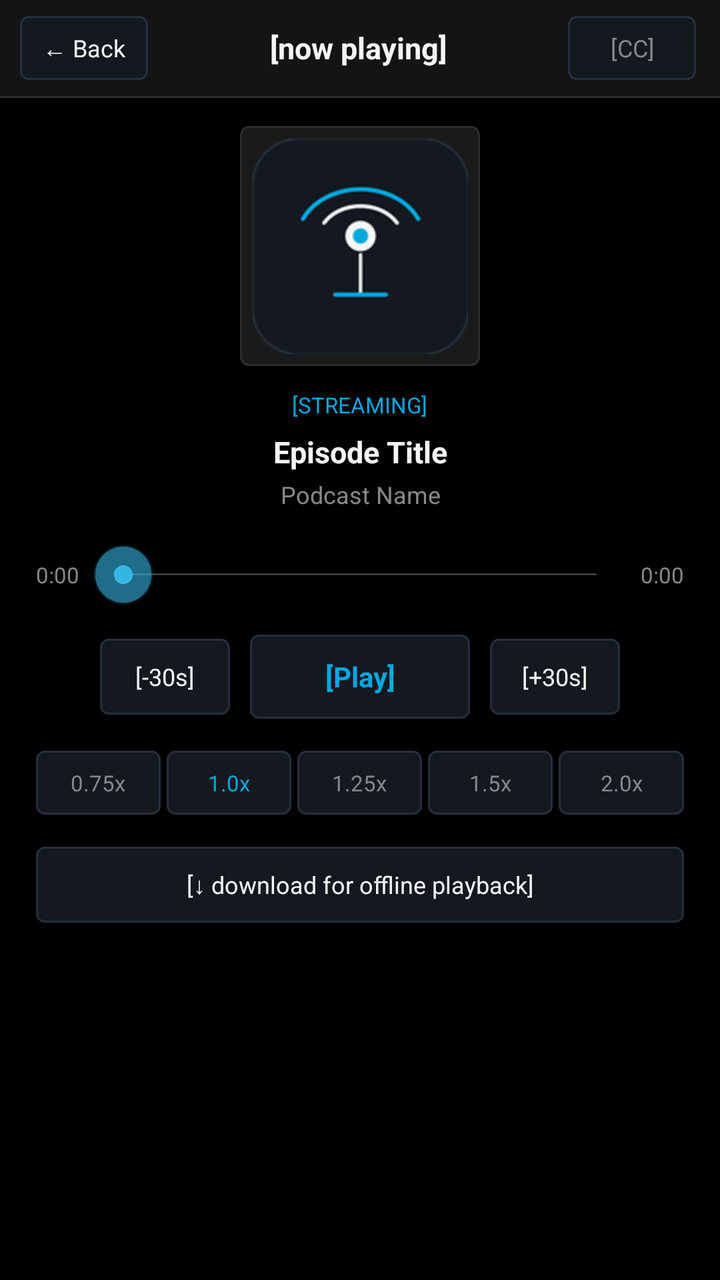
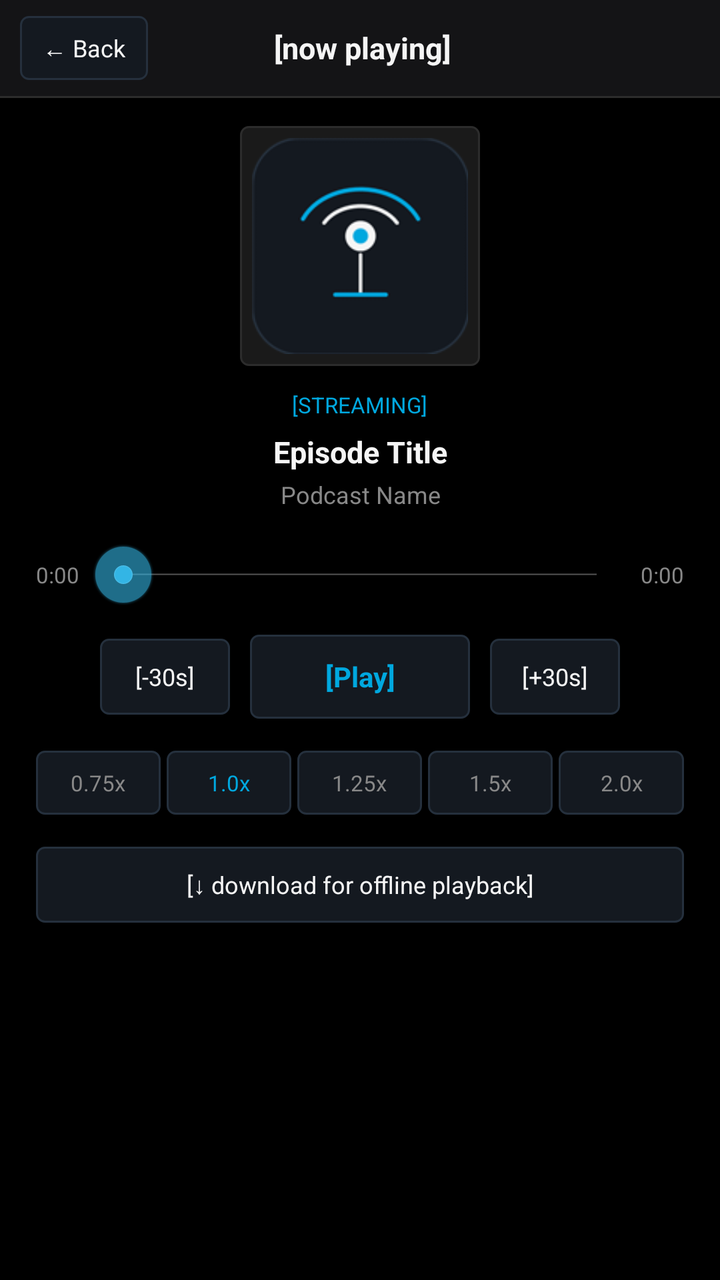

Two renders of the same Android screen: before a commit and after it. Below are the layout's source before the change and the commit's diff.
<!-- AndroidManifest.xml: application theme AppTheme -->
<!-- res/layout/activity_player.xml -->
<?xml version="1.0" encoding="utf-8"?>
<LinearLayout xmlns:android="http://schemas.android.com/apk/res/android"
    android:layout_width="match_parent"
    android:layout_height="match_parent"
    android:orientation="vertical"
    android:background="@color/bb_black">

    
    <LinearLayout
        android:layout_width="match_parent"
        android:layout_height="48dp"
        android:orientation="horizontal"
        android:gravity="center_vertical"
        android:background="@color/header_bg"
        android:paddingLeft="10dp"
        android:paddingRight="12dp">

        <Button
            android:id="@+id/btnBack"
            android:layout_width="wrap_content"
            android:layout_height="32dp"
            android:text="← Back"
            android:textColor="@color/bb_text_white"
            android:background="@drawable/btn_bb_action"
            android:textSize="12sp"
            android:paddingLeft="10dp"
            android:paddingRight="10dp" />

        <TextView
            android:layout_width="0dp"
            android:layout_height="wrap_content"
            android:layout_weight="1"
            android:gravity="center"
            android:text="[now playing]"
            android:textColor="@color/bb_text_white"
            android:textSize="15sp"
            android:textStyle="bold" />

        <Button
            android:id="@+id/btnCaptions"
            android:layout_width="wrap_content"
            android:layout_height="32dp"
            android:text="[CC]"
            android:textColor="@color/bb_text_dim"
            android:background="@drawable/btn_bb_action"
            android:textSize="12sp"
            android:paddingLeft="10dp"
            android:paddingRight="10dp" />
    </LinearLayout>

    <View
        android:layout_width="match_parent"
        android:layout_height="1dp"
        android:background="@color/bb_border" />

    <ScrollView
        android:layout_width="match_parent"
        android:layout_height="match_parent"
        android:fillViewport="true">

        <LinearLayout
            android:layout_width="match_parent"
            android:layout_height="wrap_content"
            android:orientation="vertical"
            android:gravity="center_horizontal"
            android:paddingLeft="18dp"
            android:paddingRight="18dp"
            android:paddingTop="14dp"
            android:paddingBottom="20dp">

            
            <ImageView
                android:id="@+id/imgArtwork"
                android:layout_width="120dp"
                android:layout_height="120dp"
                android:src="@drawable/ic_launcher"
                android:scaleType="centerCrop"
                android:background="@drawable/card_bg"
                android:padding="6dp"
                android:layout_marginBottom="12dp" />

            
            <TextView
                android:id="@+id/tvSourceBadge"
                android:layout_width="wrap_content"
                android:layout_height="wrap_content"
                android:text="[STREAMING]"
                android:textColor="@color/bb_blue"
                android:textSize="11sp"
                android:layout_marginBottom="6dp" />

            
            <TextView
                android:id="@+id/tvEpisodeTitle"
                android:layout_width="match_parent"
                android:layout_height="wrap_content"
                android:gravity="center"
                android:text="Episode Title"
                android:textColor="@color/bb_text_white"
                android:textSize="15sp"
                android:textStyle="bold"
                android:maxLines="3"
                android:ellipsize="end" />

            
            <TextView
                android:id="@+id/tvPodcastName"
                android:layout_width="match_parent"
                android:layout_height="wrap_content"
                android:gravity="center"
                android:layout_marginTop="3dp"
                android:text="Podcast Name"
                android:textColor="@color/bb_text_dim"
                android:textSize="12sp"
                android:singleLine="true" />

            
            <LinearLayout
                android:layout_width="match_parent"
                android:layout_height="wrap_content"
                android:orientation="horizontal"
                android:gravity="center_vertical"
                android:layout_marginTop="16dp">

                <TextView
                    android:id="@+id/tvCurrentTime"
                    android:layout_width="wrap_content"
                    android:layout_height="wrap_content"
                    android:text="0:00"
                    android:textColor="@color/bb_text_dim"
                    android:textSize="11sp" />

                <SeekBar
                    android:id="@+id/seekBar"
                    android:layout_width="0dp"
                    android:layout_height="wrap_content"
                    android:layout_weight="1"
                    android:layout_marginLeft="6dp"
                    android:layout_marginRight="6dp" />

                <TextView
                    android:id="@+id/tvDuration"
                    android:layout_width="wrap_content"
                    android:layout_height="wrap_content"
                    android:text="0:00"
                    android:textColor="@color/bb_text_dim"
                    android:textSize="11sp" />
            </LinearLayout>

            
            <LinearLayout
                android:layout_width="match_parent"
                android:layout_height="wrap_content"
                android:orientation="horizontal"
                android:gravity="center"
                android:layout_marginTop="14dp">

                <Button
                    android:id="@+id/btnSkipBack"
                    android:layout_width="65dp"
                    android:layout_height="38dp"
                    android:text="[-30s]"
                    android:textColor="@color/bb_text_white"
                    android:background="@drawable/btn_bb_action"
                    android:textSize="12sp"
                    android:layout_marginRight="10dp" />

                <Button
                    android:id="@+id/btnPlayPause"
                    android:layout_width="110dp"
                    android:layout_height="42dp"
                    android:text="[Play]"
                    android:textColor="@color/bb_blue"
                    android:background="@drawable/btn_bb_action"
                    android:textSize="14sp"
                    android:textStyle="bold" />

                <Button
                    android:id="@+id/btnSkipForward"
                    android:layout_width="65dp"
                    android:layout_height="38dp"
                    android:text="[+30s]"
                    android:textColor="@color/bb_text_white"
                    android:background="@drawable/btn_bb_action"
                    android:textSize="12sp"
                    android:layout_marginLeft="10dp" />
            </LinearLayout>

            
            <LinearLayout
                android:layout_width="match_parent"
                android:layout_height="wrap_content"
                android:orientation="horizontal"
                android:gravity="center"
                android:layout_marginTop="16dp">

                <Button android:id="@+id/btnSpeed075" android:layout_width="0dp" android:layout_height="32dp" android:layout_weight="1" android:text="0.75x" android:textColor="@color/bb_text_dim" android:background="@drawable/btn_bb_action" android:textSize="11sp" android:layout_marginRight="3dp" />
                <Button android:id="@+id/btnSpeed100" android:layout_width="0dp" android:layout_height="32dp" android:layout_weight="1" android:text="1.0x" android:textColor="@color/bb_blue" android:background="@drawable/btn_bb_action" android:textSize="11sp" android:layout_marginRight="3dp" />
                <Button android:id="@+id/btnSpeed125" android:layout_width="0dp" android:layout_height="32dp" android:layout_weight="1" android:text="1.25x" android:textColor="@color/bb_text_dim" android:background="@drawable/btn_bb_action" android:textSize="11sp" android:layout_marginRight="3dp" />
                <Button android:id="@+id/btnSpeed150" android:layout_width="0dp" android:layout_height="32dp" android:layout_weight="1" android:text="1.5x" android:textColor="@color/bb_text_dim" android:background="@drawable/btn_bb_action" android:textSize="11sp" android:layout_marginRight="3dp" />
                <Button android:id="@+id/btnSpeed200" android:layout_width="0dp" android:layout_height="32dp" android:layout_weight="1" android:text="2.0x" android:textColor="@color/bb_text_dim" android:background="@drawable/btn_bb_action" android:textSize="11sp" />
            </LinearLayout>

            
            <Button
                android:id="@+id/btnDownload"
                android:layout_width="match_parent"
                android:layout_height="38dp"
                android:text="[↓ download for offline playback]"
                android:textColor="@color/bb_text_white"
                android:background="@drawable/btn_bb_action"
                android:textSize="12sp"
                android:layout_marginTop="16dp" />

            
            <LinearLayout
                android:id="@+id/panelCaptions"
                android:layout_width="match_parent"
                android:layout_height="wrap_content"
                android:orientation="vertical"
                android:visibility="gone"
                android:layout_marginTop="16dp"
                android:background="@color/header_bg"
                android:padding="12dp">

                <TextView
                    android:layout_width="match_parent"
                    android:layout_height="wrap_content"
                    android:text="[CC] TRANSCRIPT"
                    android:textColor="@color/bb_blue"
                    android:textSize="10sp"
                    android:textStyle="bold"
                    android:layout_marginBottom="8dp" />

                <TextView
                    android:id="@+id/tvCaptionsContent"
                    android:layout_width="match_parent"
                    android:layout_height="wrap_content"
                    android:text="No transcript available.\n\nTranscripts load from the podcast RSS feed. Try a podcast that publishes transcripts."
                    android:textColor="@color/text_secondary"
                    android:textSize="12sp"
                    android:lineSpacingMultiplier="1.4" />
            </LinearLayout>

        </LinearLayout>
    </ScrollView>

</LinearLayout>
<!-- resources referenced by this layout -->
<resources>
  <color name="bb_black">#000000</color>
  <color name="bb_blue">#00A8DF</color>
  <color name="bb_border">#2C2C2C</color>
  <color name="bb_text_dim">#888888</color>
  <color name="bb_text_white">#F5F5F5</color>
  <color name="header_bg">#141416</color>
  <color name="text_secondary">#888888</color>
  <!-- drawable btn_bb_action (drawable) -->
  <?xml version="1.0" encoding="utf-8"?>
  <selector xmlns:android="http://schemas.android.com/apk/res/android">
      <item android:state_pressed="true">
          <shape android:shape="rectangle">
              <solid android:color="@color/bb_blue" />
              <corners android:radius="4dp" />
          </shape>
      </item>
      <item>
          <shape android:shape="rectangle">
              <solid android:color="@color/btn_bg" />
              <stroke android:width="1dp" android:color="@color/btn_border" />
              <corners android:radius="4dp" />
          </shape>
      </item>
  </selector>
  <!-- drawable card_bg (drawable) -->
  <?xml version="1.0" encoding="utf-8"?>
  <shape xmlns:android="http://schemas.android.com/apk/res/android"
      android:shape="rectangle">
      <solid android:color="@color/bb_card" />
      <corners android:radius="4dp" />
      <stroke android:width="1dp" android:color="@color/bb_border" />
  </shape>
  <!-- drawable ic_launcher: png bitmap (drawable, 6352 bytes) -->
  <style name="AppTheme" parent="@android:style/Theme.Holo.NoActionBar">
          <item name="android:windowBackground">@color/bg</item>
          <item name="android:colorBackground">@color/bg</item>
          <item name="android:textColor">@color/text_primary</item>
      </style>
  <color name="btn_bg">#141920</color>
  <color name="btn_border">#25303D</color>
  <color name="bb_card">#1A1A1A</color>
  <color name="bg">#000000</color>
  <color name="text_primary">#F5F5F5</color>
</resources>

<!-- the commit's change to res/layout/activity_player.xml (unified diff, before → after) -->
@@ -36,16 +36,10 @@
             android:textSize="15sp"
             android:textStyle="bold" />
 
-        <Button
-            android:id="@+id/btnCaptions"
-            android:layout_width="wrap_content"
-            android:layout_height="32dp"
-            android:text="[CC]"
-            android:textColor="@color/bb_text_dim"
-            android:background="@drawable/btn_bb_action"
-            android:textSize="12sp"
-            android:paddingLeft="10dp"
-            android:paddingRight="10dp" />
+        
+        <View
+            android:layout_width="60dp"
+            android:layout_height="32dp" />
     </LinearLayout>
 
     <View
@@ -210,37 +204,8 @@
                 android:textColor="@color/bb_text_white"
                 android:background="@drawable/btn_bb_action"
                 android:textSize="12sp"
-                android:layout_marginTop="16dp" />
-
-            
-            <LinearLayout
-                android:id="@+id/panelCaptions"
-                android:layout_width="match_parent"
-                android:layout_height="wrap_content"
-                android:orientation="vertical"
-                android:visibility="gone"
                 android:layout_marginTop="16dp"
-                android:background="@color/header_bg"
-                android:padding="12dp">
-
-                <TextView
-                    android:layout_width="match_parent"
-                    android:layout_height="wrap_content"
-                    android:text="[CC] TRANSCRIPT"
-                    android:textColor="@color/bb_blue"
-                    android:textSize="10sp"
-                    android:textStyle="bold"
-                    android:layout_marginBottom="8dp" />
-
-                <TextView
-                    android:id="@+id/tvCaptionsContent"
-                    android:layout_width="match_parent"
-                    android:layout_height="wrap_content"
-                    android:text="No transcript available.\n\nTranscripts load from the podcast RSS feed. Try a podcast that publishes transcripts."
-                    android:textColor="@color/text_secondary"
-                    android:textSize="12sp"
-                    android:lineSpacingMultiplier="1.4" />
-            </LinearLayout>
+                android:layout_marginBottom="16dp" />
 
         </LinearLayout>
     </ScrollView>
<!-- resource entries referenced after the edit -->
@@ -6,7 +6,6 @@
   <color name="bb_text_dim">#888888</color>
   <color name="bb_text_white">#F5F5F5</color>
   <color name="header_bg">#141416</color>
-  <color name="text_secondary">#888888</color>
   <!-- drawable btn_bb_action (drawable) -->
   <?xml version="1.0" encoding="utf-8"?>
   <selector xmlns:android="http://schemas.android.com/apk/res/android">
